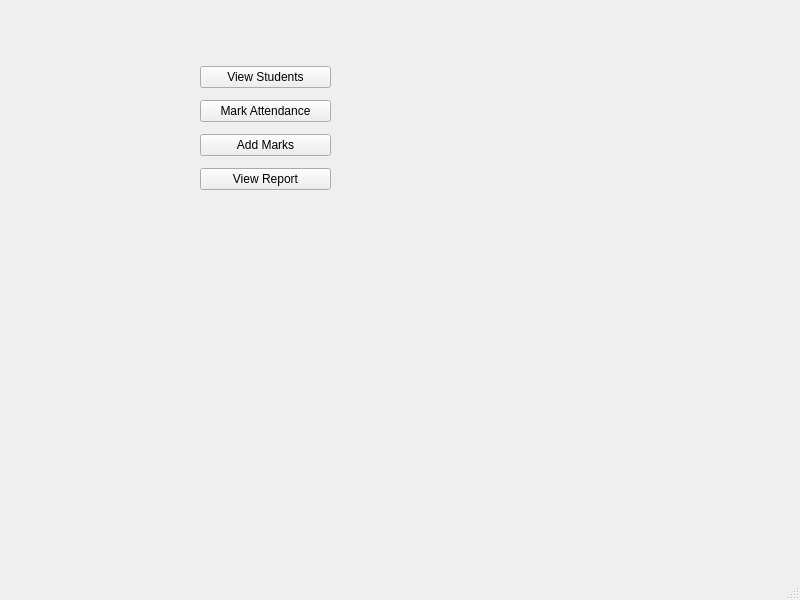
Above: teacherdashboard.ui from Sayan-045/Student_teacher_management_system before the change. Below: the same form after it.
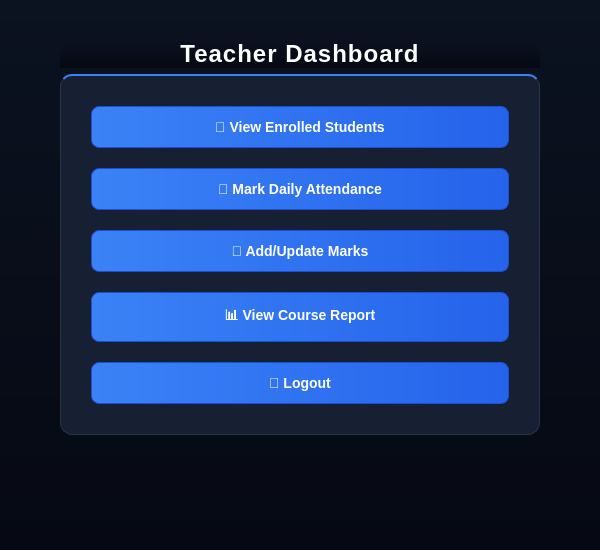
That is the form after the change.

Commit message: Complete Qt UI integration + Additional Features: Added dark mode dashboards and interactive charts

What changed in the file:
```diff
--- a/teacherdashboard.ui
+++ b/teacherdashboard.ui
@@ -2,71 +2,87 @@
 <ui version="4.0">
  <class>TeacherDashboard</class>
  <widget class="QMainWindow" name="TeacherDashboard">
-  <property name="geometry">
-   <rect>
-    <x>0</x>
-    <y>0</y>
-    <width>800</width>
-    <height>600</height>
-   </rect>
-  </property>
-  <property name="windowTitle">
-   <string>MainWindow</string>
-  </property>
-  <widget class="QWidget" name="centralwidget">
-   <widget class="QWidget" name="">
-    <property name="geometry">
-     <rect>
-      <x>200</x>
-      <y>60</y>
-      <width>131</width>
-      <height>139</height>
-     </rect>
-    </property>
-    <layout class="QVBoxLayout" name="verticalLayout">
-     <item>
-      <widget class="QPushButton" name="viewStudentsBtn">
-       <property name="text">
-        <string>View Students</string>
-       </property>
-      </widget>
-     </item>
-     <item>
-      <widget class="QPushButton" name="markAttendanceBtn">
-       <property name="text">
-        <string>Mark Attendance</string>
-       </property>
-      </widget>
-     </item>
-     <item>
-      <widget class="QPushButton" name="addMarksBtn">
-       <property name="text">
-        <string>Add Marks</string>
-       </property>
-      </widget>
-     </item>
-     <item>
-      <widget class="QPushButton" name="reportBtn">
-       <property name="text">
-        <string>View Report</string>
-       </property>
-      </widget>
-     </item>
-    </layout>
+  <property name="geometry"><rect><x>0</x><y>0</y><width>600</width><height>550</height></rect></property>
+  <property name="windowTitle"><string>Teacher Dashboard</string></property>
+  <property name="styleSheet"><string notr="true">
+  /* Main Background with a subtle gradient */
+  QWidget {
+      background: qlineargradient(x1:0, y1:0, x2:0, y2:1, stop:0 #0b1220, stop:1 #060913);
+      color: #e2e8f0;
+      font-family: "Segoe UI", sans-serif;
+  }
+
+  /* Elevated Card with a brilliant top highlight */
+  QFrame#card {
+      background-color: #172033;
+      border-radius: 12px;
+      border: 1px solid #2a3448;
+      border-top: 2px solid #3b82f6; /* Adds a modern 'accent line' to the top of the card */
+  }
+
+  /* Header */
+  QLabel#headerLabel {
+      color: #ffffff;
+      font-size: 24px;
+      font-weight: 900;
+      letter-spacing: 1px;
+  }
+
+  /* Dynamic Buttons */
+  QPushButton {
+      background: qlineargradient(x1:0, y1:0, x2:1, y2:0, stop:0 #3b82f6, stop:1 #2563eb);
+      color: #ffffff;
+      font-weight: bold;
+      padding: 12px;
+      border-radius: 8px;
+      font-size: 14px;
+      border: 1px solid #1d4ed8;
+  }
+
+  QPushButton:hover {
+      background: qlineargradient(x1:0, y1:0, x2:1, y2:0, stop:0 #60a5fa, stop:1 #3b82f6);
+      border: 1px solid #93c5fd;
+  }
+
+  /* The Tactile Click Effect */
+  QPushButton:pressed {
+      background-color: #1e3a8a;
+      padding-top: 14px; /* Pushes the text down slightly */
+      padding-bottom: 10px;
+  }
+
+  /* Input Fields (For the Login Screen) */
+  QLineEdit, QComboBox {
+      background-color: #0f172a;
+      color: #ffffff;
+      padding: 10px;
+      border: 2px solid #1e293b;
+      border-radius: 6px;
+      selection-background-color: #3b82f6;
+  }
+
+  /* Glowing Focus State for Inputs */
+  QLineEdit:focus, QComboBox:focus {
+      border: 2px solid #3b82f6;
+      background-color: #1e293b;
+  }
+  </string></property>
+    <widget class="QWidget" name="centralwidget">
+     <layout class="QVBoxLayout" name="mainLayout">
+      <property name="leftMargin"><number>60</number></property><property name="topMargin"><number>40</number></property><property name="rightMargin"><number>60</number></property><property name="bottomMargin"><number>40</number></property>
+      <item><widget class="QLabel" name="headerLabel"><property name="text"><string>Teacher Dashboard</string></property><property name="alignment"><set>Qt::AlignCenter</set></property></widget></item>
+      <item><widget class="QFrame" name="card">
+        <layout class="QVBoxLayout" name="cardLayout">
+         <property name="spacing"><number>20</number></property><property name="topMargin"><number>30</number></property><property name="bottomMargin"><number>30</number></property><property name="leftMargin"><number>30</number></property><property name="rightMargin"><number>30</number></property>
+         <item><widget class="QPushButton" name="viewStudentsBtn"><property name="text"><string>👥 View Enrolled Students</string></property><property name="cursor"><cursorShape>PointingHandCursor</cursorShape></property></widget></item>
+         <item><widget class="QPushButton" name="markAttendanceBtn"><property name="text"><string>📅 Mark Daily Attendance</string></property><property name="cursor"><cursorShape>PointingHandCursor</cursorShape></property></widget></item>
+         <item><widget class="QPushButton" name="addMarksBtn"><property name="text"><string>📝 Add/Update Marks</string></property><property name="cursor"><cursorShape>PointingHandCursor</cursorShape></property></widget></item>
+         <item><widget class="QPushButton" name="reportBtn"><property name="text"><string>📊 View Course Report</string></property><property name="cursor"><cursorShape>PointingHandCursor</cursorShape></property></widget></item>
+         <item><widget class="QPushButton" name="logoutBtn"><property name="text"><string>🚪 Logout</string></property><property name="cursor"><cursorShape>PointingHandCursor</cursorShape></property></widget></item>
+        </layout></widget></item>
+      <item><spacer name="verticalSpacer"><property name="orientation"><enum>Qt::Vertical</enum></property><property name="sizeHint"><size><width>20</width><height>40</height></size></property></spacer></item>
+     </layout>
+    </widget>
    </widget>
-  </widget>
-  <widget class="QMenuBar" name="menubar">
-   <property name="geometry">
-    <rect>
-     <x>0</x>
-     <y>0</y>
-     <width>800</width>
-     <height>25</height>
-    </rect>
-   </property>
-  </widget>
-  <widget class="QStatusBar" name="statusbar"/>
- </widget>
- <resources/>
- <connections/>
-</ui>
+   <resources/><connections/>
+  </ui>
```
The commit also changes 12 other files.
